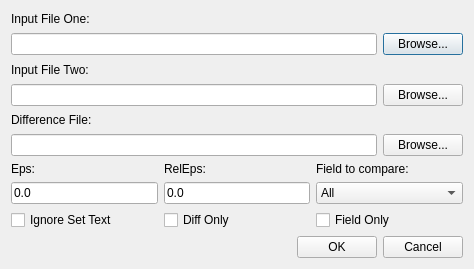
First picture: the form in src/gdxdiffdialog/gdxdiffdialog.ui, repository GAMS-dev/studio, before the edit.
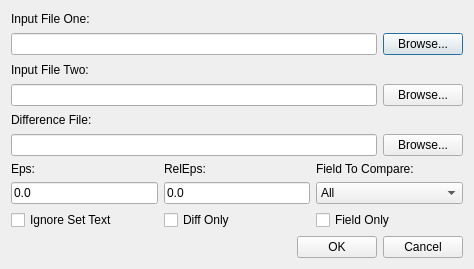
Second picture: the form after the edit.

Commit message: add tool tips for gdx diff dialog

```diff
--- a/src/gdxdiffdialog/gdxdiffdialog.ui
+++ b/src/gdxdiffdialog/gdxdiffdialog.ui
@@ -190,7 +190,7 @@
      <item row="0" column="2">
       <widget class="QLabel" name="label_6">
        <property name="text">
-        <string>Field to compare:</string>
+        <string>Field To Compare:</string>
        </property>
       </widget>
      </item>
```
Left out of the diff: 51 changed lines with no effect on the pictures.
